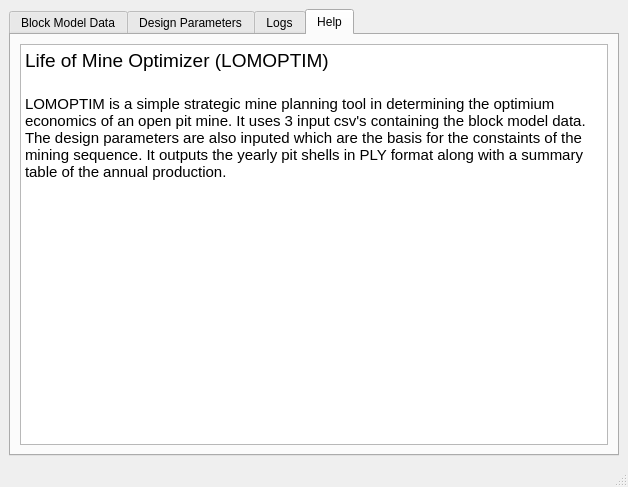
Before: the Qt Designer form mainwindow.ui in basilrabi/lomoptim-qt, drawn with Qt 5.
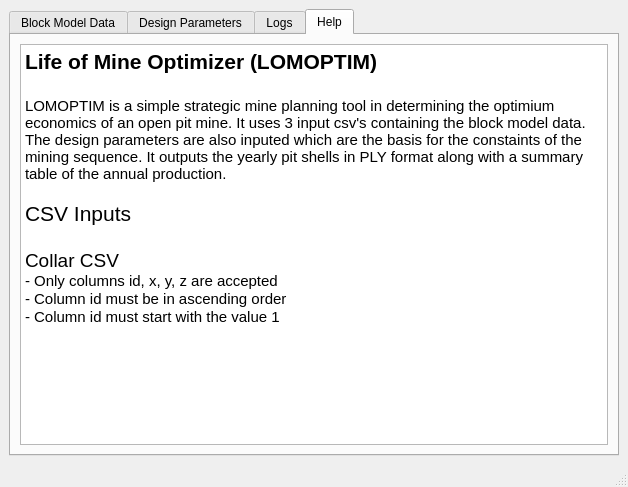
After: the same form once the commit is applied. The open tabs and pages were chosen to show the change.

```diff
--- a/mainwindow.ui
+++ b/mainwindow.ui
@@ -175,9 +175,16 @@
 li.unchecked::marker { content: &quot;\2610&quot;; }
 li.checked::marker { content: &quot;\2612&quot;; }
 &lt;/style&gt;&lt;/head&gt;&lt;body style=&quot; font-family:'Cantarell'; font-size:11pt; font-weight:400; font-style:normal;&quot;&gt;
-&lt;p style=&quot; margin-top:0px; margin-bottom:0px; margin-left:0px; margin-right:0px; -qt-block-indent:0; text-indent:0px;&quot;&gt;&lt;span style=&quot; font-size:14pt;&quot;&gt;Life of Mine Optimizer (LOMOPTIM)&lt;/span&gt;&lt;/p&gt;
+&lt;p style=&quot; margin-top:0px; margin-bottom:0px; margin-left:0px; margin-right:0px; -qt-block-indent:0; text-indent:0px;&quot;&gt;&lt;span style=&quot; font-size:16pt; font-weight:700;&quot;&gt;Life of Mine Optimizer (LOMOPTIM)&lt;/span&gt;&lt;/p&gt;
 &lt;p style=&quot;-qt-paragraph-type:empty; margin-top:0px; margin-bottom:0px; margin-left:0px; margin-right:0px; -qt-block-indent:0; text-indent:0px; font-size:14pt;&quot;&gt;&lt;br /&gt;&lt;/p&gt;
-&lt;p style=&quot; margin-top:0px; margin-bottom:0px; margin-left:0px; margin-right:0px; -qt-block-indent:0; text-indent:0px;&quot;&gt;LOMOPTIM is a simple strategic mine planning tool in determining the optimium economics of an open pit mine. It uses 3 input csv's containing the block model data. The design parameters are also inputed which are the basis for the constaints of the mining sequence. It outputs the yearly pit shells in PLY format along with a summary table of the annual production.&lt;/p&gt;&lt;/body&gt;&lt;/html&gt;</string>
+&lt;p style=&quot; margin-top:0px; margin-bottom:0px; margin-left:0px; margin-right:0px; -qt-block-indent:0; text-indent:0px;&quot;&gt;LOMOPTIM is a simple strategic mine planning tool in determining the optimium economics of an open pit mine. It uses 3 input csv's containing the block model data. The design parameters are also inputed which are the basis for the constaints of the mining sequence. It outputs the yearly pit shells in PLY format along with a summary table of the annual production.&lt;/p&gt;
+&lt;p style=&quot;-qt-paragraph-type:empty; margin-top:0px; margin-bottom:0px; margin-left:0px; margin-right:0px; -qt-block-indent:0; text-indent:0px;&quot;&gt;&lt;br /&gt;&lt;/p&gt;
+&lt;p style=&quot; margin-top:0px; margin-bottom:0px; margin-left:0px; margin-right:0px; -qt-block-indent:0; text-indent:0px;&quot;&gt;&lt;span style=&quot; font-size:16pt;&quot;&gt;CSV Inputs&lt;/span&gt;&lt;/p&gt;
+&lt;p style=&quot;-qt-paragraph-type:empty; margin-top:0px; margin-bottom:0px; margin-left:0px; margin-right:0px; -qt-block-indent:0; text-indent:0px; font-size:14pt;&quot;&gt;&lt;br /&gt;&lt;/p&gt;
+&lt;p style=&quot; margin-top:0px; margin-bottom:0px; margin-left:0px; margin-right:0px; -qt-block-indent:0; text-indent:0px;&quot;&gt;&lt;span style=&quot; font-size:14pt;&quot;&gt;Collar CSV&lt;/span&gt;&lt;/p&gt;
+&lt;p style=&quot; margin-top:0px; margin-bottom:0px; margin-left:0px; margin-right:0px; -qt-block-indent:0; text-indent:0px;&quot;&gt;- Only columns id, x, y, z are accepted&lt;/p&gt;
+&lt;p style=&quot; margin-top:0px; margin-bottom:0px; margin-left:0px; margin-right:0px; -qt-block-indent:0; text-indent:0px;&quot;&gt;- Column id must be in ascending order&lt;/p&gt;
+&lt;p style=&quot; margin-top:0px; margin-bottom:0px; margin-left:0px; margin-right:0px; -qt-block-indent:0; text-indent:0px;&quot;&gt;- Column id must start with the value 1&lt;/p&gt;&lt;/body&gt;&lt;/html&gt;</string>
           </property>
          </widget>
         </item>
```
